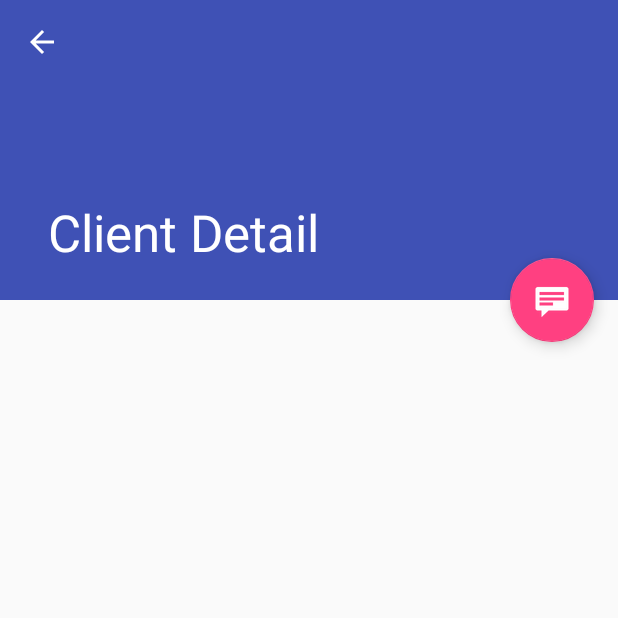
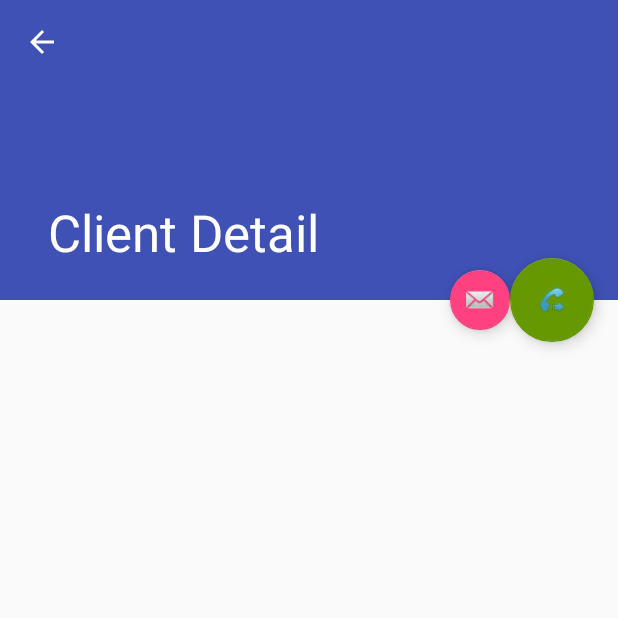
Before and after one commit to pvtitov/myclients, an Android app: the ClientDetailActivity screen opened directly, with no data from a screen before it, on a phone screen of 412 x 824 dp, the top half of it. Run offline under Robolectric (Android 15) with nearby library versions, the phone set to English and light mode, and no system bars; our stand-ins replace Picasso; pictures from the network do not load; 2 statements that could not run were skipped.

Commit message:
Implicit intents to phone and email

```diff
--- a/app/src/main/java/pvtitov/myclients/ClientDetailActivity.java
+++ b/app/src/main/java/pvtitov/myclients/ClientDetailActivity.java
@@ -1,8 +1,11 @@
 package pvtitov.myclients;
 
+import android.content.Intent;
+import android.content.pm.PackageManager;
+import android.content.pm.ResolveInfo;
+import android.net.Uri;
 import android.os.Bundle;
 import android.support.design.widget.FloatingActionButton;
-import android.support.design.widget.Snackbar;
 import android.support.v7.widget.Toolbar;
 import android.view.View;
 import android.support.v7.app.AppCompatActivity;
@@ -11,7 +14,12 @@ import android.widget.ImageView;
 
 import com.squareup.picasso.Picasso;
 
+import java.util.List;
+
+import pvtitov.myclients.model.Client;
 import pvtitov.myclients.model.ClientsFactory;
+import retrofit2.http.HTTP;
+
 
 /**
  * An activity representing a single Client detail screen. This
@@ -28,17 +36,44 @@ public class ClientDetailActivity extends AppCompatActivity {
         Toolbar toolbar = (Toolbar) findViewById(R.id.detail_toolbar);
         setSupportActionBar(toolbar);
 
+        final Client client = ClientsFactory.getInstance(this).findClientByEmail(getIntent().getStringExtra(ClientDetailFragment.ARGUMENT_EMAIL));
+        final PackageManager packageManager = getPackageManager();
+
         ImageView imageView = (ImageView) findViewById(R.id.picture_detail);
-        Picasso.with(this).load(
-                ClientsFactory.getInstance(this).findClientByEmail(getIntent().getStringExtra(ClientDetailFragment.ARGUMENT_EMAIL)
-                ).getPicture()).into(imageView);
+        Picasso.with(this).load(client.getPicture()).into(imageView);
 
-        FloatingActionButton fab = (FloatingActionButton) findViewById(R.id.fab);
-        fab.setOnClickListener(new View.OnClickListener() {
+        FloatingActionButton fabCall = (FloatingActionButton) findViewById(R.id.fab_call);
+        fabCall.setOnClickListener(new View.OnClickListener() {
             @Override
             public void onClick(View view) {
-                Snackbar.make(view, "Phone call or email", Snackbar.LENGTH_LONG)
-                        .setAction("Action", null).show();
+                Uri number = Uri.parse("tel:" + client.getPhone());
+                Intent callIntent = new Intent(Intent.ACTION_DIAL, number);
+                List<ResolveInfo> activities = packageManager.queryIntentActivities(callIntent, 0);
+                boolean isIntentSafe = activities.size() > 0;
+                if (isIntentSafe) startActivity(callIntent);
+            }
+        });
+
+
+        FloatingActionButton fabMail = (FloatingActionButton) findViewById(R.id.fab_mail);
+        fabMail.setOnClickListener(new View.OnClickListener() {
+            @Override
+            public void onClick(View view) {
+                Intent emailIntent = new Intent(Intent.ACTION_SEND);
+                emailIntent.setType("text/plain");
+                emailIntent.putExtra(Intent.EXTRA_EMAIL, client.getEmail());
+                emailIntent.putExtra(Intent.EXTRA_TEXT,
+                        client.getFirstName()
+                                + "\n" + client.getLastName()
+                                + "\n" + client.getEmail()
+                                + "\n" + client.getPhone()
+                                + "\n" + client.getNationality()
+                                + "\n" + client.getAddress());
+                emailIntent.putExtra(Intent.EXTRA_STREAM, Uri.parse(client.getPicture()));
+                List<ResolveInfo> activities = packageManager.queryIntentActivities(emailIntent, 0);
+                boolean isIntentSafe = activities.size() > 0;
+                if (isIntentSafe) startActivity(emailIntent);
+
             }
         });
 
--- a/app/src/main/java/pvtitov/myclients/ClientListActivity.java
+++ b/app/src/main/java/pvtitov/myclients/ClientListActivity.java
@@ -113,11 +113,6 @@ public class ClientListActivity extends AppCompatActivity{
                 firstTextView = view.findViewById(R.id.first_textview);
                 secondTextView = view.findViewById(R.id.second_textview);
             }
-
-            @Override
-            public String toString() {
-                return super.toString() + " '" + secondTextView.getText() + "'";
-            }
         }
     }
 }
--- a/app/src/main/res/layout/activity_client_detail.xml
+++ b/app/src/main/res/layout/activity_client_detail.xml
@@ -51,13 +51,26 @@
         app:layout_behavior="@string/appbar_scrolling_view_behavior" />
 
     <android.support.design.widget.FloatingActionButton
-        android:id="@+id/fab"
+        android:id="@+id/fab_call"
         android:layout_width="wrap_content"
         android:layout_height="wrap_content"
         android:layout_gravity="center_vertical|start"
         android:layout_margin="@dimen/fab_margin"
+        app:backgroundTint="@android:color/holo_green_dark"
+        app:fabSize="normal"
         app:layout_anchor="@+id/client_detail_container"
         app:layout_anchorGravity="top|end"
-        app:srcCompat="@android:drawable/stat_notify_chat" />
+        app:srcCompat="@android:drawable/stat_sys_phone_call_forward" />
+
+    <android.support.design.widget.FloatingActionButton
+        android:id="@+id/fab_mail"
+        android:layout_width="wrap_content"
+        android:layout_height="wrap_content"
+        android:layout_gravity="center_vertical|start"
+        android:layout_margin="@dimen/fab_margin"
+        app:fabSize="mini"
+        app:layout_anchor="@+id/fab_call"
+        app:layout_anchorGravity="center_vertical"
+        app:srcCompat="@android:drawable/sym_action_email" />
 
 </android.support.design.widget.CoordinatorLayout>
```
Also changed, not shown: app/build.gradle (+5 -5 lines).
